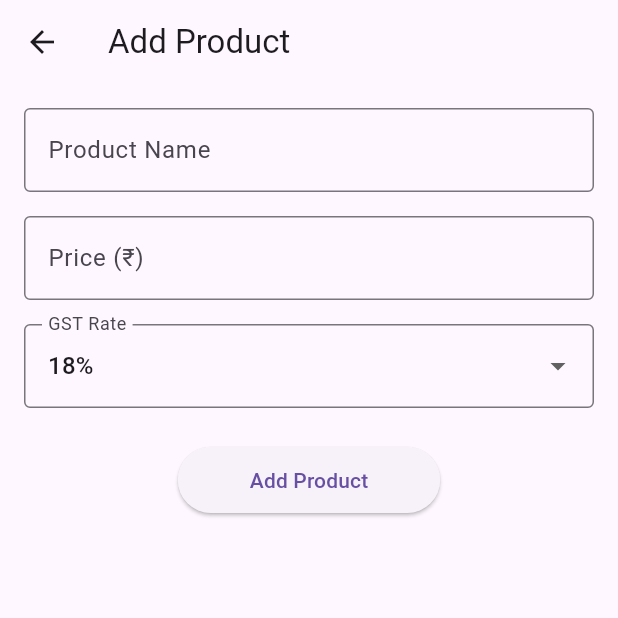
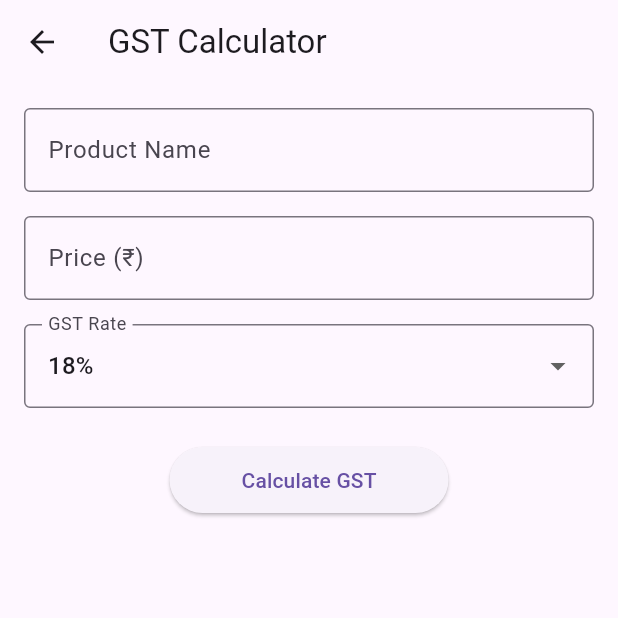
Before and after one commit to Vasudev9999/gst_billing_app, a Flutter app: the screen it shows after launch, after a tap on "Create New Bill", on a phone screen of 412 x 824 dp, the top half of it. Run offline on Flutter 3.47's test engine with Material 3 defaults, Android fonts, the phone set to English and light mode, and no system bars.

Commit message:
Version 2 commit - Implement product model Add GST calculation functionality Display calculated values (CGST, SGST, Total)

```diff
--- /dev/null
+++ b/lib/models/product.dart
@@ -0,0 +1,32 @@
+class Product {
+  final String name;
+  final double price;
+  final double gstRate;
+  final double cgst;
+  final double sgst;
+  final double totalPrice;
+
+  Product({required this.name, required this.price, required this.gstRate})
+    : cgst = (price * gstRate) / 2,
+      sgst = (price * gstRate) / 2,
+      totalPrice = price + (price * gstRate);
+
+  Map<String, dynamic> toMap() {
+    return {
+      'name': name,
+      'price': price,
+      'gstRate': gstRate,
+      'cgst': cgst,
+      'sgst': sgst,
+      'totalPrice': totalPrice,
+    };
+  }
+
+  factory Product.fromMap(Map<String, dynamic> map) {
+    return Product(
+      name: map['name'],
+      price: map['price'],
+      gstRate: map['gstRate'],
+    );
+  }
+}
--- a/lib/screens/home_screen.dart
+++ b/lib/screens/home_screen.dart
@@ -28,7 +28,26 @@ class HomeScreen extends StatelessWidget {
                   ),
                 );
               },
-              child: const Text('Create New Bill'),
+              child: const Padding(
+                padding: EdgeInsets.symmetric(horizontal: 16, vertical: 10),
+                child: Text('Create New Bill'),
+              ),
+            ),
+            const SizedBox(height: 12),
+            ElevatedButton(
+              onPressed: () {
+                Navigator.push(
+                  context,
+                  MaterialPageRoute(
+                    builder: (context) => const ProductEntryScreen(),
+                  ),
+                );
+              },
+              style: ElevatedButton.styleFrom(backgroundColor: Colors.green),
+              child: const Padding(
+                padding: EdgeInsets.symmetric(horizontal: 16, vertical: 10),
+                child: Text('GST Calculator'),
+              ),
             ),
           ],
         ),
--- a/lib/screens/product_entry_screen.dart
+++ b/lib/screens/product_entry_screen.dart
@@ -1,4 +1,6 @@
 import 'package:flutter/material.dart';
+import '../models/product.dart';
+import '../utils/gst_calculator.dart';
 
 class ProductEntryScreen extends StatefulWidget {
   const ProductEntryScreen({Key? key}) : super(key: key);
@@ -15,6 +17,10 @@ class _ProductEntryScreenState extends State<ProductEntryScreen> {
 
   final List<double> _gstRates = [0.05, 0.12, 0.18, 0.28]; // 5%, 12%, 18%, 28%
 
+  // For displaying calculation results
+  Product? _currentProduct;
+  bool _showCalculation = false;
+
   @override
   void dispose() {
     _productNameController.dispose();
@@ -22,13 +28,32 @@ class _ProductEntryScreenState extends State<ProductEntryScreen> {
     super.dispose();
   }
 
+  void _calculateGST() {
+    if (_formKey.currentState!.validate()) {
+      final productName = _productNameController.text;
+      final price = double.parse(_priceController.text);
+
+      setState(() {
+        _currentProduct = Product(
+          name: productName,
+          price: price,
+          gstRate: _selectedGstRate,
+        );
+        _showCalculation = true;
+      });
+    }
+  }
+
   @override
   Widget build(BuildContext context) {
     return Scaffold(
-      appBar: AppBar(title: const Text('Add Product')),
-      body: Padding(
+      appBar: AppBar(title: const Text('GST Calculator')),
+      body: SingleChildScrollView(
         padding: const EdgeInsets.all(16.0),
-        child: Form(
+        child: Column(
+          crossAxisAlignment: CrossAxisAlignment.start,
+          children: [
+            Form(
               key: _formKey,
               child: Column(
                 crossAxisAlignment: CrossAxisAlignment.start,
@@ -87,28 +112,109 @@ class _ProductEntryScreenState extends State<ProductEntryScreen> {
                   const SizedBox(height: 24),
                   Center(
                     child: ElevatedButton(
-                  onPressed: () {
-                    if (_formKey.currentState!.validate()) {
-                      // In Version 1, just show a message
-                      // Actual calculation will be implemented in Version 2
-                      ScaffoldMessenger.of(context).showSnackBar(
-                        const SnackBar(
-                          content: Text(
-                            'Product added (calculation coming in Version 2)',
+                      onPressed: _calculateGST,
+                      child: const Padding(
+                        padding: EdgeInsets.symmetric(
+                          horizontal: 24,
+                          vertical: 12,
                         ),
-                        ),
-                      );
-                    }
-                  },
-                  child: const Padding(
-                    padding: EdgeInsets.symmetric(horizontal: 24, vertical: 12),
-                    child: Text('Add Product'),
+                        child: Text('Calculate GST'),
                       ),
                     ),
                   ),
                 ],
               ),
             ),
+
+            // GST Calculation Results
+            if (_showCalculation && _currentProduct != null) ...[
+              const SizedBox(height: 32),
+              const Divider(),
+              const SizedBox(height: 16),
+              Text(
+                'GST Calculation for ${_currentProduct!.name}',
+                style: const TextStyle(
+                  fontSize: 18,
+                  fontWeight: FontWeight.bold,
+                ),
+              ),
+              const SizedBox(height: 16),
+              _buildCalculationRow(
+                'Price',
+                GstCalculator.formatCurrency(_currentProduct!.price),
+              ),
+              _buildCalculationRow(
+                'GST Rate',
+                GstCalculator.formatPercentage(_currentProduct!.gstRate),
+              ),
+              _buildCalculationRow(
+                'CGST (${GstCalculator.formatPercentage(_currentProduct!.gstRate / 2)})',
+                GstCalculator.formatCurrency(_currentProduct!.cgst),
+              ),
+              _buildCalculationRow(
+                'SGST (${GstCalculator.formatPercentage(_currentProduct!.gstRate / 2)})',
+                GstCalculator.formatCurrency(_currentProduct!.sgst),
+              ),
+              const Divider(),
+              _buildCalculationRow(
+                'Total Price',
+                GstCalculator.formatCurrency(_currentProduct!.totalPrice),
+                isTotal: true,
+              ),
+              const SizedBox(height: 24),
+              Center(
+                child: ElevatedButton(
+                  onPressed: () {
+                    // To be implemented in Version 3 - Add to cart functionality
+                    ScaffoldMessenger.of(context).showSnackBar(
+                      const SnackBar(
+                        content: Text(
+                          'Add to cart functionality coming in Version 3!',
+                        ),
+                      ),
+                    );
+                  },
+                  style: ElevatedButton.styleFrom(
+                    backgroundColor: Colors.green,
+                  ),
+                  child: const Padding(
+                    padding: EdgeInsets.symmetric(horizontal: 24, vertical: 12),
+                    child: Text('Add to Bill'),
+                  ),
+                ),
+              ),
+            ],
+          ],
+        ),
+      ),
+    );
+  }
+
+  Widget _buildCalculationRow(
+    String label,
+    String value, {
+    bool isTotal = false,
+  }) {
+    return Padding(
+      padding: const EdgeInsets.symmetric(vertical: 8.0),
+      child: Row(
+        mainAxisAlignment: MainAxisAlignment.spaceBetween,
+        children: [
+          Text(
+            label,
+            style: TextStyle(
+              fontSize: isTotal ? 18 : 16,
+              fontWeight: isTotal ? FontWeight.bold : FontWeight.normal,
+            ),
+          ),
+          Text(
+            value,
+            style: TextStyle(
+              fontSize: isTotal ? 18 : 16,
+              fontWeight: isTotal ? FontWeight.bold : FontWeight.normal,
+            ),
+          ),
+        ],
       ),
     );
   }
```
Also changed, not shown: lib/screens/bill_screen.dart (added, +113 -0 lines), lib/services/cart_service.dart (added, +35 -0 lines), lib/utils/gst_calculator.dart (added, +25 -0 lines). Lines whose indentation alone changed are shown as unchanged.
